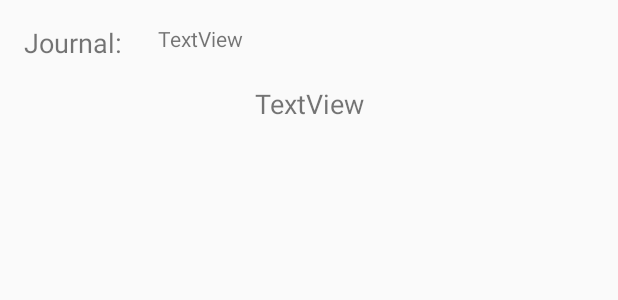
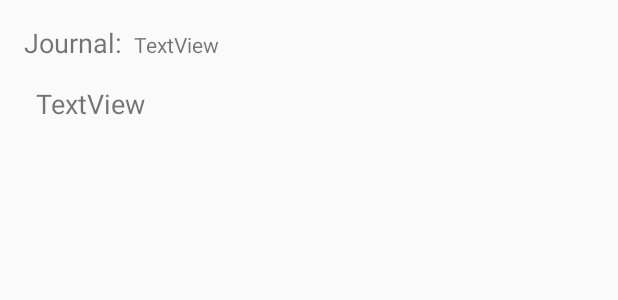
Before and after one commit to ktbeck/Treeki, an Android app: the layout activity_journal_detail.xml on its own in the app's theme, with its tools: preview values and no code run, on a phone screen of 412 x 824 dp. Shown: the top 300 px of the screen. Run offline under Robolectric (Android 15) with nearby library versions, the phone set to English and light mode, and no system bars.

Commit message:
Small formatting

```diff
--- a/app/src/main/res/layout/activity_journal_detail.xml
+++ b/app/src/main/res/layout/activity_journal_detail.xml
@@ -8,12 +8,12 @@
 
     <TextView
         android:id="@+id/jourContent"
-        android:layout_width="wrap_content"
+        android:layout_width="match_parent"
         android:layout_height="wrap_content"
-        android:layout_marginEnd="8dp"
-        android:layout_marginLeft="8dp"
-        android:layout_marginRight="8dp"
-        android:layout_marginStart="8dp"
+        android:layout_marginEnd="24dp"
+        android:layout_marginLeft="24dp"
+        android:layout_marginRight="24dp"
+        android:layout_marginStart="24dp"
         android:layout_marginTop="16dp"
         android:text="TextView"
         android:textSize="18sp"
@@ -37,9 +37,9 @@
         android:id="@+id/dateView"
         android:layout_width="wrap_content"
         android:layout_height="wrap_content"
-        android:layout_marginLeft="24dp"
-        android:layout_marginStart="24dp"
-        android:layout_marginTop="16dp"
+        android:layout_marginLeft="8dp"
+        android:layout_marginStart="8dp"
+        android:layout_marginTop="20dp"
         android:text="TextView"
         app:layout_constraintStart_toEndOf="@+id/textView3"
         app:layout_constraintTop_toTopOf="parent" />
```
Also changed, not shown: app/src/main/res/layout/activity_past_journals.xml (+9 -2 lines).
